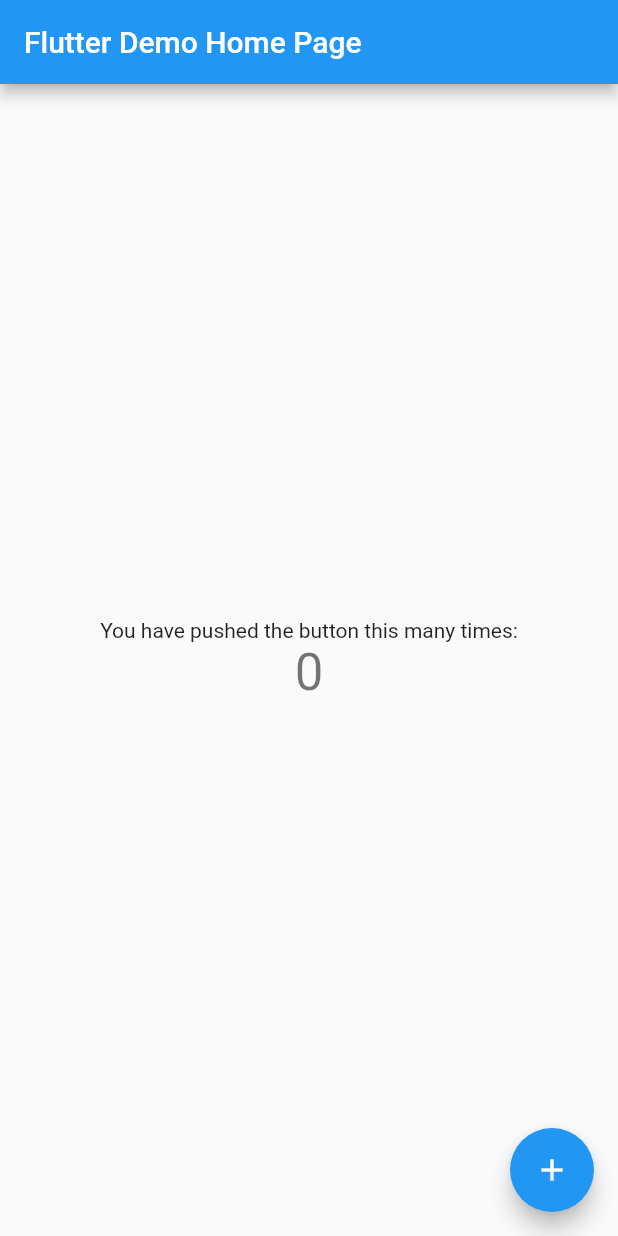
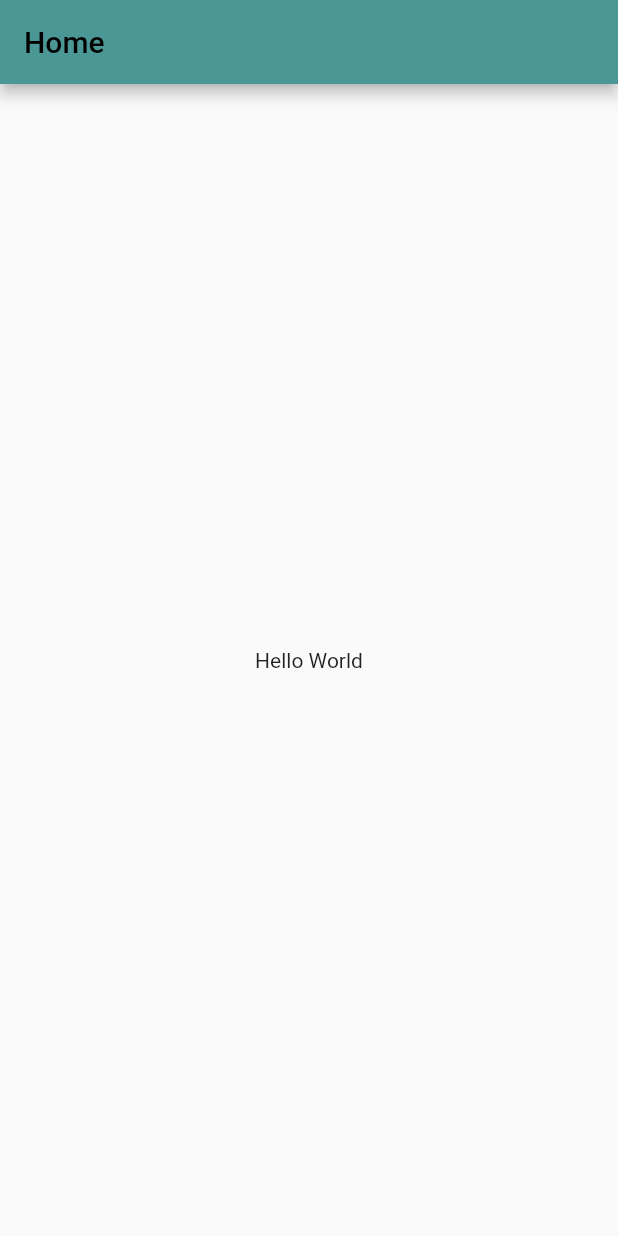
Before and after one commit to PuttTim/PSA-vpn2, a Flutter app: the screen it shows after launch, on a phone screen of 412 x 824 dp. Run offline on Flutter 3.47's test engine with Material 2 defaults, Android fonts, the light colour scheme and no system bars; our stand-ins replace cloud_firestore, firebase_auth, firebase_core; accounts and stored records are empty.

Commit message:
Completed auth and user data layer. Started on ui

```diff
--- /dev/null
+++ b/portfix_mobile/lib/data/users/user_dao.dart
@@ -0,0 +1,5 @@
+import 'package:portfix_mobile/data/users/UserModal.dart';
+
+abstract class UserDao {
+  Future<UserModal> getUser(String id);
+}
--- a/portfix_mobile/lib/main.dart
+++ b/portfix_mobile/lib/main.dart
@@ -1,115 +1,27 @@
+import 'package:firebase_core/firebase_core.dart';
 import 'package:flutter/material.dart';
+import 'package:portfix_mobile/firebase_options.dart';
+import 'package:portfix_mobile/ui/screens/home_screen.dart';
+import 'package:portfix_mobile/ui/theme.dart';
 
-void main() {
+void main() async {
+  WidgetsFlutterBinding.ensureInitialized();
+  await Firebase.initializeApp(
+    options: DefaultFirebaseOptions.currentPlatform,
+  );
   runApp(const MyApp());
 }
 
 class MyApp extends StatelessWidget {
   const MyApp({Key? key}) : super(key: key);
 
-  // This widget is the root of your application.
   @override
   Widget build(BuildContext context) {
     return MaterialApp(
-      title: 'Flutter Demo',
-      theme: ThemeData(
-        // This is the theme of your application.
-        //
-        // Try running your application with "flutter run". You'll see the
-        // application has a blue toolbar. Then, without quitting the app, try
-        // changing the primarySwatch below to Colors.green and then invoke
-        // "hot reload" (press "r" in the console where you ran "flutter run",
-        // or simply save your changes to "hot reload" in a Flutter IDE).
-        // Notice that the counter didn't reset back to zero; the application
-        // is not restarted.
-        primarySwatch: Colors.blue,
-      ),
-      home: const MyHomePage(title: 'Flutter Demo Home Page'),
+      title: 'PortFix',
+      theme: lightTheme,
+      darkTheme: darkTheme,
+      home: const HomeScreen(),
     );
   }
 }
-
-class MyHomePage extends StatefulWidget {
-  const MyHomePage({Key? key, required this.title}) : super(key: key);
-
-  // This widget is the home page of your application. It is stateful, meaning
-  // that it has a State object (defined below) that contains fields that affect
-  // how it looks.
-
-  // This class is the configuration for the state. It holds the values (in this
-  // case the title) provided by the parent (in this case the App widget) and
-  // used by the build method of the State. Fields in a Widget subclass are
-  // always marked "final".
-
-  final String title;
-
-  @override
-  State<MyHomePage> createState() => _MyHomePageState();
-}
-
-class _MyHomePageState extends State<MyHomePage> {
-  int _counter = 0;
-
-  void _incrementCounter() {
-    setState(() {
-      // This call to setState tells the Flutter framework that something has
-      // changed in this State, which causes it to rerun the build method below
-      // so that the display can reflect the updated values. If we changed
-      // _counter without calling setState(), then the build method would not be
-      // called again, and so nothing would appear to happen.
-      _counter++;
-    });
-  }
-
-  @override
-  Widget build(BuildContext context) {
-    // This method is rerun every time setState is called, for instance as done
-    // by the _incrementCounter method above.
-    //
-    // The Flutter framework has been optimized to make rerunning build methods
-    // fast, so that you can just rebuild anything that needs updating rather
-    // than having to individually change instances of widgets.
-    return Scaffold(
-      appBar: AppBar(
-        // Here we take the value from the MyHomePage object that was created by
-        // the App.build method, and use it to set our appbar title.
-        title: Text(widget.title),
-      ),
-      body: Center(
-        // Center is a layout widget. It takes a single child and positions it
-        // in the middle of the parent.
-        child: Column(
-          // Column is also a layout widget. It takes a list of children and
-          // arranges them vertically. By default, it sizes itself to fit its
-          // children horizontally, and tries to be as tall as its parent.
-          //
-          // Invoke "debug painting" (press "p" in the console, choose the
-          // "Toggle Debug Paint" action from the Flutter Inspector in Android
-          // Studio, or the "Toggle Debug Paint" command in Visual Studio Code)
-          // to see the wireframe for each widget.
-          //
-          // Column has various properties to control how it sizes itself and
-          // how it positions its children. Here we use mainAxisAlignment to
-          // center the children vertically; the main axis here is the vertical
-          // axis because Columns are vertical (the cross axis would be
-          // horizontal).
-          mainAxisAlignment: MainAxisAlignment.center,
-          children: <Widget>[
-            const Text(
-              'You have pushed the button this many times:',
-            ),
-            Text(
-              '$_counter',
-              style: Theme.of(context).textTheme.headline4,
-            ),
-          ],
-        ),
-      ),
-      floatingActionButton: FloatingActionButton(
-        onPressed: _incrementCounter,
-        tooltip: 'Increment',
-        child: const Icon(Icons.add),
-      ), // This trailing comma makes auto-formatting nicer for build methods.
-    );
-  }
-}
--- /dev/null
+++ b/portfix_mobile/lib/ui/screens/home_screen.dart
@@ -0,0 +1,22 @@
+import 'package:flutter/material.dart';
+
+class HomeScreen extends StatefulWidget {
+  const HomeScreen({Key? key}) : super(key: key);
+
+  @override
+  State<HomeScreen> createState() => _HomeScreenState();
+}
+
+class _HomeScreenState extends State<HomeScreen> {
+  @override
+  Widget build(BuildContext context) {
+    return Scaffold(
+      appBar: AppBar(
+        title: Text('Home'),
+      ),
+      body: const Center(
+        child: Text("Hello World"),
+      ),
+    );
+  }
+}
--- /dev/null
+++ b/portfix_mobile/lib/ui/theme.dart
@@ -0,0 +1,46 @@
+import 'package:flutter/material.dart';
+
+const MaterialColor primary = MaterialColor(0xFF4b9795, {
+  50: Color.fromRGBO(75, 151, 149, .1),
+  100: Color.fromRGBO(75, 151, 149, .1),
+  200: Color.fromRGBO(75, 151, 149, .1),
+  300: Color.fromRGBO(75, 151, 149, .1),
+  400: Color.fromRGBO(75, 151, 149, .1),
+  500: Color.fromRGBO(75, 151, 149, .1),
+  600: Color.fromRGBO(75, 151, 149, .1),
+  700: Color.fromRGBO(75, 151, 149, .1),
+  800: Color.fromRGBO(75, 151, 149, .1),
+  900: Color.fromRGBO(75, 151, 149, .1),
+});
+
+ThemeData lightTheme = ThemeData(
+  colorScheme: const ColorScheme(
+    brightness: Brightness.light,
+    primary: primary,
+    onPrimary: Colors.black,
+    secondary: Colors.white,
+    onSecondary: Colors.black,
+    error: Colors.red,
+    onError: Colors.black,
+    surface: Colors.white,
+    onSurface: Colors.black,
+    background: Colors.white,
+    onBackground: Colors.black,
+  ),
+);
+
+ThemeData darkTheme = ThemeData(
+  colorScheme: const ColorScheme(
+    brightness: Brightness.dark,
+    primary: primary,
+    onPrimary: Colors.white,
+    secondary: Colors.white,
+    onSecondary: Colors.white,
+    error: Colors.red,
+    onError: Colors.white,
+    surface: Color(0xff1c1b1f),
+    onSurface: Colors.white,
+    background: Colors.black,
+    onBackground: Colors.white,
+  ),
+);
--- a/portfix_mobile/pubspec.yaml
+++ b/portfix_mobile/pubspec.yaml
@@ -3,7 +3,7 @@
 
 # The following line prevents the package from being accidentally published to
 # pub.dev using `flutter pub publish`. This is preferred for private packages.
-publish_to: 'none' # Remove this line if you wish to publish to pub.dev
+publish_to: "none" # Remove this line if you wish to publish to pub.dev
 
 # The following defines the version and build number for your application.
 # A version number is three numbers separated by dots, like 1.2.43
@@ -30,11 +30,12 @@
   flutter:
     sdk: flutter
 
-
   # The following adds the Cupertino Icons font to your application.
   # Use with the CupertinoIcons class for iOS style icons.
   cupertino_icons: ^1.0.2
   firebase_core: ^1.24.0
+  firebase_auth: ^3.4.1
+  cloud_firestore: ^3.2.1
 
 dev_dependencies:
   flutter_test:
@@ -52,7 +53,6 @@
 
 # The following section is specific to Flutter.
 flutter:
-
   # The following line ensures that the Material Icons font is
   # included with your application, so that you can use the icons in
   # the material Icons class.
```
Also changed, not shown: portfix_mobile/lib/data/auth/auth_repository.dart (added, +26 -0 lines), portfix_mobile/lib/data/users/UserModal.dart (added, +27 -0 lines), portfix_mobile/lib/data/users/user_dao_impl.dart (added, +32 -0 lines), portfix_mobile/pubspec.lock, 1 other file.
